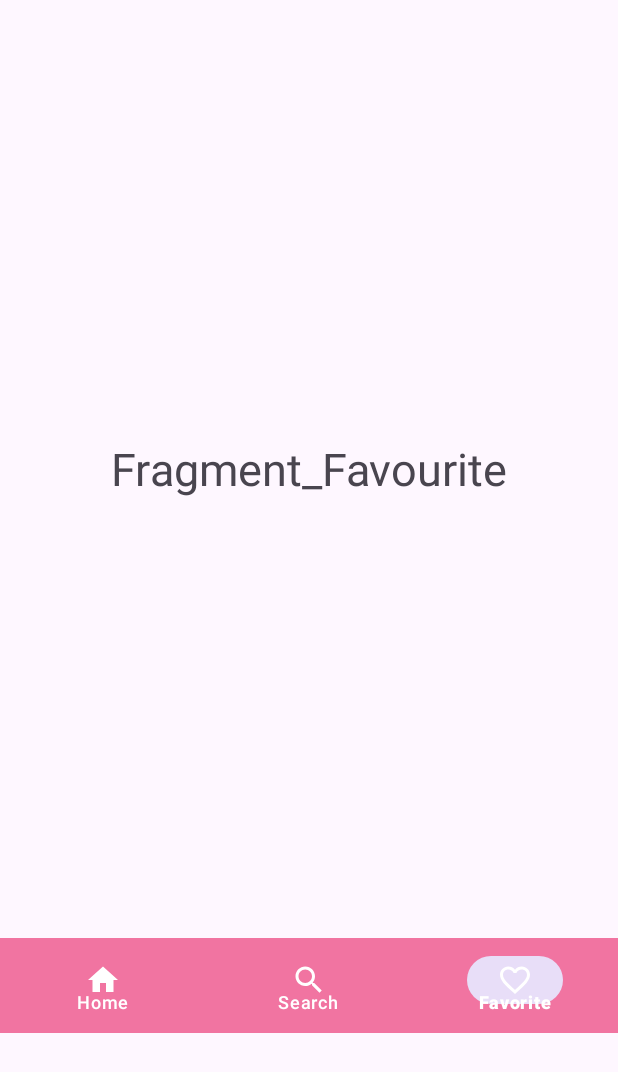
After one commit to mariayousef/RecipeApp, an Android app: the FavouriteFragment screen opened through its navigation route, on a phone screen of 412 x 824 dp. The commit adds this screen. Shown: the top 1072 px of the screen. Run offline under Robolectric (Android 15) with nearby library versions, the phone set to English and light mode, and no system bars; our stand-ins replace navigation-ui; pictures from the network do not load.

Commit message:
HomeAndBottomNavigation

```diff
--- a/app/build.gradle.kts
+++ b/app/build.gradle.kts
@@ -4,6 +4,7 @@ plugins {
     alias(libs.plugins.kotlin.kapt)
     id("kotlin-parcelize")
     alias(libs.plugins.safe.args)
+
 }
 
 android {
@@ -33,10 +34,12 @@ android {
     compileOptions {
         sourceCompatibility = JavaVersion.VERSION_11
         targetCompatibility = JavaVersion.VERSION_11
+
     }
 
     kotlinOptions {
         jvmTarget = "11"
+
     }
 }
 
@@ -82,4 +85,5 @@ dependencies {
     testImplementation(libs.junit)
     androidTestImplementation(libs.androidx.junit)
     androidTestImplementation(libs.androidx.espresso.core)
+
 }
--- a/app/src/main/AndroidManifest.xml
+++ b/app/src/main/AndroidManifest.xml
@@ -2,7 +2,7 @@
 <manifest xmlns:android="http://schemas.android.com/apk/res/android"
     xmlns:tools="http://schemas.android.com/tools">
     <uses-permission android:name="android.permission.INTERNET" />
-
+<uses-permission android:name="android.permission.INTERNET"/>
     <application
         android:allowBackup="true"
         android:dataExtractionRules="@xml/data_extraction_rules"
--- /dev/null
+++ b/app/src/main/java/com/example/recipeapp/FavouriteFragment.kt
@@ -0,0 +1,59 @@
+package com.example.recipeapp
+
+import android.os.Bundle
+import androidx.fragment.app.Fragment
+import android.view.LayoutInflater
+import android.view.View
+import android.view.ViewGroup
+
+// TODO: Rename parameter arguments, choose names that match
+// the fragment initialization parameters, e.g. ARG_ITEM_NUMBER
+private const val ARG_PARAM1 = "param1"
+private const val ARG_PARAM2 = "param2"
+
+/**
+ * A simple [Fragment] subclass.
+ * Use the [FavouriteFragment.newInstance] factory method to
+ * create an instance of this fragment.
+ */
+class FavouriteFragment : Fragment() {
+    // TODO: Rename and change types of parameters
+    private var param1: String? = null
+    private var param2: String? = null
+
+    override fun onCreate(savedInstanceState: Bundle?) {
+        super.onCreate(savedInstanceState)
+        arguments?.let {
+            param1 = it.getString(ARG_PARAM1)
+            param2 = it.getString(ARG_PARAM2)
+        }
+    }
+
+    override fun onCreateView(
+        inflater: LayoutInflater, container: ViewGroup?,
+        savedInstanceState: Bundle?
+    ): View? {
+        // Inflate the layout for this fragment
+        return inflater.inflate(R.layout.fragment_favourite, container, false)
+    }
+
+    companion object {
+        /**
+         * Use this factory method to create a new instance of
+         * this fragment using the provided parameters.
+         *
+         * @param param1 Parameter 1.
+         * @param param2 Parameter 2.
+         * @return A new instance of fragment FavouriteFragment.
+         */
+        // TODO: Rename and change types and number of parameters
+        @JvmStatic
+        fun newInstance(param1: String, param2: String) =
+            FavouriteFragment().apply {
+                arguments = Bundle().apply {
+                    putString(ARG_PARAM1, param1)
+                    putString(ARG_PARAM2, param2)
+                }
+            }
+    }
+}
--- a/app/src/main/java/com/example/recipeapp/HomeFragment.kt
+++ b/app/src/main/java/com/example/recipeapp/HomeFragment.kt
@@ -11,6 +11,7 @@ import androidx.lifecycle.lifecycleScope
 import androidx.navigation.fragment.findNavController
 import androidx.recyclerview.widget.LinearLayoutManager
 import androidx.recyclerview.widget.RecyclerView
+import com.google.android.material.bottomnavigation.BottomNavigationView
 import kotlinx.coroutines.Dispatchers
 import kotlinx.coroutines.launch
 import kotlinx.coroutines.withContext
@@ -52,6 +53,7 @@ class HomeFragment : Fragment() {
         }
         recyclerView.adapter = recipeAdapter
         fetchMeals()
+
         return view
     }
 
--- a/app/src/main/java/com/example/recipeapp/MainActivity.kt
+++ b/app/src/main/java/com/example/recipeapp/MainActivity.kt
@@ -1,11 +1,27 @@
 package com.example.recipeapp
 
+import android.annotation.SuppressLint
 import android.os.Bundle
 import androidx.appcompat.app.AppCompatActivity
+import androidx.fragment.app.Fragment
+import androidx.navigation.NavController
+import androidx.navigation.findNavController
+import androidx.navigation.fragment.NavHostFragment
+import androidx.navigation.ui.AppBarConfiguration
+import androidx.navigation.ui.NavigationUI
+import androidx.navigation.ui.setupActionBarWithNavController
+import androidx.navigation.ui.setupWithNavController
+import com.google.android.material.bottomnavigation.BottomNavigationView
 
 class MainActivity : AppCompatActivity() {
+    @SuppressLint("MissingInflatedId")
     override fun onCreate(savedInstanceState: Bundle?) {
         super.onCreate(savedInstanceState)
         setContentView(R.layout.activity_main)
+        val navHostFragment = supportFragmentManager
+            .findFragmentById(R.id.nav_host_fragment) as NavHostFragment
+        val navController = navHostFragment.navController
+        val bottomNav = findViewById<BottomNavigationView>(R.id.bottom_nav)
+        bottomNav.setupWithNavController(navController)
     }
 }
--- a/app/src/main/java/com/example/recipeapp/Meal.kt
+++ b/app/src/main/java/com/example/recipeapp/Meal.kt
@@ -2,7 +2,6 @@ package com.example.recipeapp
 
 import android.os.Parcelable
 import kotlinx.parcelize.Parcelize
-
 @Parcelize
 data class Meal(
     val idMeal: String,
--- /dev/null
+++ b/app/src/main/res/drawable/baseline_favorite_border_24.xml
@@ -0,0 +1,5 @@
+<vector xmlns:android="http://schemas.android.com/apk/res/android" android:height="24dp" android:tint="#000000" android:viewportHeight="24" android:viewportWidth="24" android:width="24dp">
+
+    <path android:fillColor="@android:color/white" android:pathData="M16.5,3c-1.74,0 -3.41,0.81 -4.5,2.09C10.91,3.81 9.24,3 7.5,3 4.42,3 2,5.42 2,8.5c0,3.78 3.4,6.86 8.55,11.54L12,21.35l1.45,-1.32C18.6,15.36 22,12.28 22,8.5 22,5.42 19.58,3 16.5,3zM12.1,18.55l-0.1,0.1 -0.1,-0.1C7.14,14.24 4,11.39 4,8.5 4,6.5 5.5,5 7.5,5c1.54,0 3.04,0.99 3.57,2.36h1.87C13.46,5.99 14.96,5 16.5,5c2,0 3.5,1.5 3.5,3.5 0,2.89 -3.14,5.74 -7.9,10.05z"/>
+
+</vector>
--- /dev/null
+++ b/app/src/main/res/drawable/baseline_home_24.xml
@@ -0,0 +1,5 @@
+<vector xmlns:android="http://schemas.android.com/apk/res/android" android:height="24dp" android:tint="#000000" android:viewportHeight="24" android:viewportWidth="24" android:width="24dp">
+
+    <path android:fillColor="@android:color/white" android:pathData="M10,20v-6h4v6h5v-8h3L12,3 2,12h3v8z"/>
+
+</vector>
--- /dev/null
+++ b/app/src/main/res/drawable/baseline_search_24.xml
@@ -0,0 +1,5 @@
+<vector xmlns:android="http://schemas.android.com/apk/res/android" android:height="24dp" android:tint="#000000" android:viewportHeight="24" android:viewportWidth="24" android:width="24dp">
+
+    <path android:fillColor="@android:color/white" android:pathData="M15.5,14h-0.79l-0.28,-0.27C15.41,12.59 16,11.11 16,9.5 16,5.91 13.09,3 9.5,3S3,5.91 3,9.5 5.91,16 9.5,16c1.61,0 3.09,-0.59 4.23,-1.57l0.27,0.28v0.79l5,4.99L20.49,19l-4.99,-5zM9.5,14C7.01,14 5,11.99 5,9.5S7.01,5 9.5,5 14,7.01 14,9.5 11.99,14 9.5,14z"/>
+
+</vector>
--- a/app/src/main/res/layout/activity_main.xml
+++ b/app/src/main/res/layout/activity_main.xml
@@ -1,10 +1,25 @@
 <?xml version="1.0" encoding="utf-8"?>
-<androidx.fragment.app.FragmentContainerView
-    xmlns:android="http://schemas.android.com/apk/res/android"
-    xmlns:app="http://schemas.android.com/apk/res-auto"
-    android:id="@+id/nav_host_fragment"
-    android:name="androidx.navigation.fragment.NavHostFragment"
+<LinearLayout xmlns:android="http://schemas.android.com/apk/res/android"
     android:layout_width="match_parent"
     android:layout_height="match_parent"
-    app:navGraph="@navigation/nav_graph"
-    app:defaultNavHost="true" />
+    xmlns:app="http://schemas.android.com/apk/res-auto"
+    android:orientation="vertical">
+
+    <androidx.fragment.app.FragmentContainerView
+        android:id="@+id/nav_host_fragment"
+        android:name="androidx.navigation.fragment.NavHostFragment"
+        android:layout_width="match_parent"
+        android:layout_height="625dp"
+        app:defaultNavHost="true"
+        app:navGraph="@navigation/nav_graph"
+        />
+
+    <com.google.android.material.bottomnavigation.BottomNavigationView
+        android:id="@+id/bottom_nav"
+        android:layout_width="match_parent"
+        android:layout_height="63dp"
+        android:background="#99E91E63"
+        app:itemIconTint="#ffff"
+        app:itemTextColor="#ffff"
+        app:menu="@menu/bottom_menu" />
+</LinearLayout>
--- /dev/null
+++ b/app/src/main/res/layout/fragment_favourite.xml
@@ -0,0 +1,16 @@
+<?xml version="1.0" encoding="utf-8"?>
+<FrameLayout xmlns:android="http://schemas.android.com/apk/res/android"
+    xmlns:tools="http://schemas.android.com/tools"
+    android:layout_width="match_parent"
+    android:layout_height="match_parent"
+    tools:context=".FavouriteFragment">
+
+    <!-- TODO: Update blank fragment layout -->
+    <TextView
+        android:layout_width="match_parent"
+        android:layout_height="match_parent"
+        android:text="Fragment_Favourite"
+        android:gravity="center"
+        android:textSize="30sp"/>
+
+</FrameLayout>
--- a/app/src/main/res/layout/fragment_home.xml
+++ b/app/src/main/res/layout/fragment_home.xml
@@ -13,4 +13,5 @@
         android:layout_height="60dp"
         android:layout_gravity="center"
         android:visibility="gone" />
+
 </FrameLayout>
--- /dev/null
+++ b/app/src/main/res/menu/bottom_menu.xml
@@ -0,0 +1,12 @@
+<?xml version="1.0" encoding="utf-8"?>
+<menu xmlns:android="http://schemas.android.com/apk/res/android">
+<item android:id="@+id/homeFragment"
+    android:title="@string/home"
+    android:icon="@drawable/baseline_home_24"/>
+    <item android:id="@+id/search"
+        android:title="@string/search"
+        android:icon="@drawable/baseline_search_24"/>
+    <item android:id="@+id/favorite"
+        android:title="@string/favorite"
+        android:icon="@drawable/baseline_favorite_border_24"/>
+</menu>
--- a/app/src/main/res/navigation/nav_graph.xml
+++ b/app/src/main/res/navigation/nav_graph.xml
@@ -1,24 +1,45 @@
 <?xml version="1.0" encoding="utf-8"?>
 <navigation xmlns:android="http://schemas.android.com/apk/res/android"
     xmlns:app="http://schemas.android.com/apk/res-auto"
+    xmlns:tools="http://schemas.android.com/tools"
     android:id="@+id/nav_graph"
     app:startDestination="@id/homeFragment">
 
     <fragment
         android:id="@+id/homeFragment"
         android:name="com.example.recipeapp.HomeFragment"
-        android:label="Home">
+        android:label="Home"
+        tools:layout="@layout/fragment_home">
         <action
             android:id="@+id/action_homeFragment_to_recipeDetailFragment"
             app:destination="@id/recipeDetailFragment" />
+
+
     </fragment>
 
     <fragment
         android:id="@+id/recipeDetailFragment"
         android:name="com.example.recipeapp.RecipeDetailFragment"
-        android:label="Recipe Detail">
+        android:label="Recipe Detail"
+        >
         <argument
             android:name="meal"
             app:argType="com.example.recipeapp.Meal" />
     </fragment>
+
+    <fragment android:id="@+id/search"
+        android:name="com.example.recipeapp.SearchFragment"
+        android:label="search"
+        tools:layout="@layout/fragment_search">
+
+    </fragment>
+    <fragment android:id="@+id/favorite"
+        android:name="com.example.recipeapp.FavouriteFragment"
+        android:label="favorite"
+        tools:layout="@layout/fragment_favourite">
+
+    </fragment>
+
+
+
 </navigation>
--- a/app/src/main/res/values/strings.xml
+++ b/app/src/main/res/values/strings.xml
@@ -1,3 +1,8 @@
 <resources>
     <string name="app_name">RecipeApp</string>
+    <!-- TODO: Remove or change this placeholder text -->
+    <string name="hello_blank_fragment">Hello blank fragment</string>
+    <string name="favorite">Favorite</string>
+    <string name="search">Search</string>
+    <string name="home">Home</string>
 </resources>
--- a/gradle/libs.versions.toml
+++ b/gradle/libs.versions.toml
@@ -7,6 +7,7 @@ appcompat = "1.7.1"
 material = "1.12.0"
 activity = "1.10.1"
 constraintlayout = "2.2.1"
+navigationFragmentKtx = "2.9.3"
 recyclerview = "1.3.2"
 
 junit = "4.13.2"
@@ -25,6 +26,7 @@ lifecycle = "2.8.1"
 # Android Basics
 androidx-core-ktx = { group = "androidx.core", name = "core-ktx", version.ref = "coreKtx" }
 androidx-appcompat = { group = "androidx.appcompat", name = "appcompat", version.ref = "appcompat" }
+androidx-navigation-fragment-ktx-v293 = { module = "androidx.navigation:navigation-fragment-ktx", version.ref = "navigationFragmentKtx" }
 material = { group = "com.google.android.material", name = "material", version.ref = "material" }
 androidx-activity = { group = "androidx.activity", name = "activity", version.ref = "activity" }
 androidx-constraintlayout = { group = "androidx.constraintlayout", name = "constraintlayout", version.ref = "constraintlayout" }
```
Also changed, not shown: app/src/main/java/com/example/recipeapp/SearchFragment.kt (added, +59 -0 lines), app/src/main/res/layout/fragment_search.xml (added, +16 -0 lines).
